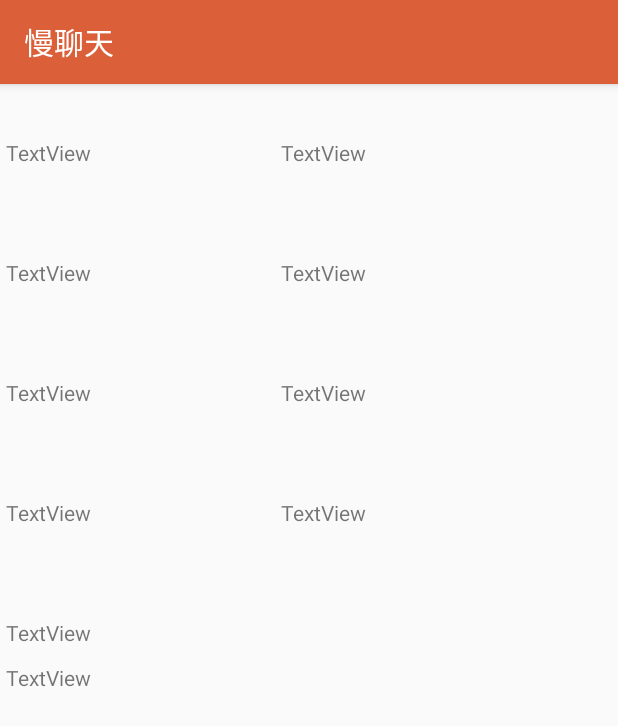
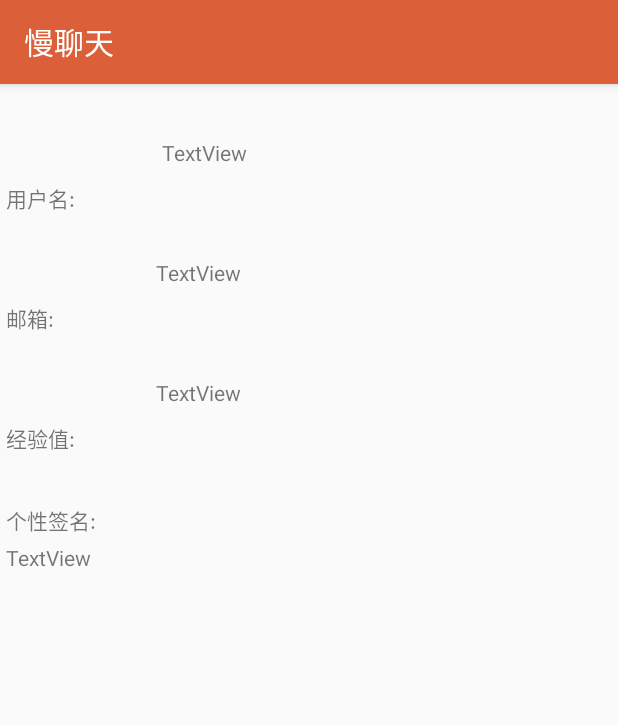
Before and after one commit to android-app-development-course/17_SlowChat, an Android app: the PersonalInformationDetail screen opened directly, with no data from a screen before it, on a phone screen of 412 x 824 dp. Shown: the top 726 px of the screen. Run offline under Robolectric (Android 15) with nearby library versions, the phone set to English and light mode, and no system bars; our stand-ins replace CircleImageView.

Commit message:
修改异地登录bug，增加个人详细信息activity

```diff
--- a/code/SlowChat/app/src/main/java/com/example/dell/slowchat/Login/MainLogin.java
+++ b/code/SlowChat/app/src/main/java/com/example/dell/slowchat/Login/MainLogin.java
@@ -162,6 +162,7 @@ public class MainLogin extends AppCompatActivity {
             {
                 JsonParse jsonParse = new JsonParse();
                 connectSuccess(jsonParse.getRegisterResult(bytes));
+
             }
 
             @Override
@@ -185,6 +186,7 @@ public class MainLogin extends AppCompatActivity {
                 intent.setClass(MainLogin.this, MainActivity.class);
                 startActivity(intent);
                 Toast.makeText(this, "登录成功", Toast.LENGTH_SHORT);
+                userInfoSQLiteHelper.updateUser(usernameText.getText().toString(), passwordText.getText().toString());
                 break;
             case 1:
                 Toast.makeText(this, "账号不存在或密码错误", Toast.LENGTH_SHORT).show();
--- a/code/SlowChat/app/src/main/java/com/example/dell/slowchat/Login/Register.java
+++ b/code/SlowChat/app/src/main/java/com/example/dell/slowchat/Login/Register.java
@@ -99,7 +99,7 @@ public class Register extends AppCompatActivity implements View.OnClickListener
                 String json = new String(bytes);
                 System.out.println(json);
                 connectSuccess(jsonParse.getRegisterResult(bytes));
-                updateUser(userEmailEditText.getText().toString());
+
             }
             @Override
             public void onFailure(int i, Header[] headers, byte[] bytes, Throwable throwable)
@@ -117,6 +117,7 @@ public class Register extends AppCompatActivity implements View.OnClickListener
         switch (result)
         {
             case 0:
+                userInfoSQLiteHelper.updateUser(userEmailEditText.getText().toString(), userPasswordEditText.getText().toString());
                 Toast.makeText(this, "注册成功", Toast.LENGTH_SHORT).show();
                 finish();
                 break;
@@ -132,40 +133,6 @@ public class Register extends AppCompatActivity implements View.OnClickListener
         Toast.makeText(this, "网络连接失败", Toast.LENGTH_SHORT).show();
     }
 
-
-    //把注册的用户更新到本地数据库中，方便查找
-    private void updateUser(String email)
-    {
-        final UserInfoSQLiteHelper userInfoSQLiteHelper = new UserInfoSQLiteHelper(this);
-        String path = "http://119.29.190.214/user/getUserMessage.do";
-        //设置插入数据库的信息
-        final RequestParams requestParams = new RequestParams();
-        requestParams.put("email",email);
-        //创建AsyncHttpClient实例
-        AsyncHttpClient client = new AsyncHttpClient();
-        client.setTimeout(5000);
-        client.get(path, requestParams, new AsyncHttpResponseHandler() {
-            @Override
-            public void onSuccess(int i, Header[] headers, byte[] bytes)
-            {
-                String json = new String(bytes);
-                JsonParse jsonParse = new JsonParse();
-                System.out.println(json);
-                UserInfo userInfo = jsonParse.getUserInfo(bytes);
-                userInfo.setUserPassword(userPasswordEditText.getText().toString());
-                if(userInfoSQLiteHelper.addUser(userInfo))
-                {
-                    System.out.println("更新用户到数据库成功");
-                }
-                System.out.println("查询完成");
-            }
-            @Override
-            public void onFailure(int i, Header[] headers, byte[] bytes, Throwable throwable)
-            {
-                System.out.println("网络连接失败");
-            }
-        });
-    }
 
     //判断输入的注册信息是否正确
     private int checkUserInfo()
--- a/code/SlowChat/app/src/main/java/com/example/dell/slowchat/Login/UserInfoSQLiteHelper.java
+++ b/code/SlowChat/app/src/main/java/com/example/dell/slowchat/Login/UserInfoSQLiteHelper.java
@@ -6,6 +6,12 @@ import android.database.Cursor;
 import android.database.DatabaseErrorHandler;
 import android.database.sqlite.SQLiteDatabase;
 import android.database.sqlite.SQLiteOpenHelper;
+
+import com.loopj.android.http.AsyncHttpClient;
+import com.loopj.android.http.AsyncHttpResponseHandler;
+import com.loopj.android.http.RequestParams;
+
+import org.apache.http.Header;
 
 /**
  * Created by you on 2018/1/1.
@@ -231,4 +237,37 @@ public class UserInfoSQLiteHelper extends SQLiteOpenHelper {
         return true;
     }
 
+    //把注册的用户更新到本地数据库中，方便查找
+    public void updateUser(String email, final String password)
+    {
+        String path = "http://119.29.190.214/user/getUserMessage.do";
+        //设置插入数据库的信息
+        final RequestParams requestParams = new RequestParams();
+        requestParams.put("email",email);
+        //创建AsyncHttpClient实例
+        AsyncHttpClient client = new AsyncHttpClient();
+        client.setTimeout(5000);
+        client.get(path, requestParams, new AsyncHttpResponseHandler() {
+            @Override
+            public void onSuccess(int i, Header[] headers, byte[] bytes)
+            {
+                String json = new String(bytes);
+                JsonParse jsonParse = new JsonParse();
+                System.out.println(json);
+                UserInfo userInfo = jsonParse.getUserInfo(bytes);
+                userInfo.setUserPassword(password);
+                if(addUser(userInfo))
+                {
+                    System.out.println("更新用户到数据库成功");
+                }
+                System.out.println("查询完成");
+            }
+            @Override
+            public void onFailure(int i, Header[] headers, byte[] bytes, Throwable throwable)
+            {
+                System.out.println("网络连接失败");
+            }
+        });
+    }
+
 }
--- a/code/SlowChat/app/src/main/java/com/example/dell/slowchat/PersonalInformation/PersonalInfoFragment.java
+++ b/code/SlowChat/app/src/main/java/com/example/dell/slowchat/PersonalInformation/PersonalInfoFragment.java
@@ -6,6 +6,7 @@ package com.example.dell.slowchat.PersonalInformation;
 
 
 import android.content.Context;
+import android.content.Intent;
 import android.content.SharedPreferences;
 import android.os.Bundle;
 import android.support.constraint.ConstraintLayout;
@@ -121,6 +122,8 @@ public class PersonalInfoFragment extends Fragment implements View.OnClickListen
                 Toast.makeText(this.getContext(), "点击了头像", Toast.LENGTH_SHORT).show();
                 break;
             case R.id.personal_info_constrain_layout:
+                Intent intent = new Intent(PersonalInfoFragment.this.getContext(), PersonalInformationDetail.class);
+                startActivity(intent);
                 Toast.makeText(this.getContext(), "点击了个人信息", Toast.LENGTH_SHORT).show();
         }
     }
--- a/code/SlowChat/app/src/main/res/layout/personal_information_detail.xml
+++ b/code/SlowChat/app/src/main/res/layout/personal_information_detail.xml
@@ -23,99 +23,134 @@
             android:layout_width="match_parent"
             android:layout_height="28dp" />
 
-        <LinearLayout
+        <android.support.constraint.ConstraintLayout
+            android:id="@+id/personal_info_detail_user_name_layout"
             android:layout_width="match_parent"
-            android:layout_height="wrap_content"
-            android:orientation="horizontal">
+            android:layout_height="80dp">
+
+            <android.support.constraint.Guideline
+                android:id="@+id/guideline5"
+                android:layout_width="match_parent"
+                android:layout_height="0dp"
+                android:orientation="vertical"
+                app:layout_constraintGuide_begin="100dp"
+                app:layout_constraintTop_toTopOf="parent" />
 
             <TextView
-                android:id="@+id/textView7"
-                android:layout_width="20dp"
-                android:layout_height="80dp"
-                android:layout_weight="1"
-                android:text="TextView" />
+                android:id="@+id/personal_info_detail_user_name_title"
+                android:layout_width="0dp"
+                android:layout_height="0dp"
+                android:text="@string/personal_info_detail_user_name_title"
+                android:gravity="center_vertical"
+                app:layout_constraintBottom_toBottomOf="parent"
+                app:layout_constraintEnd_toStartOf="@+id/guideline5"
+                app:layout_constraintStart_toStartOf="parent"
+                app:layout_constraintTop_toTopOf="parent" />
 
             <TextView
+                android:id="@+id/textView2"
+                android:layout_width="0dp"
+                android:layout_height="0dp"
+                android:layout_marginEnd="4dp"
+                android:layout_marginStart="4dp"
+                android:text="TextView"
+                app:layout_constraintBottom_toBottomOf="parent"
+                app:layout_constraintEnd_toEndOf="parent"
+                app:layout_constraintStart_toStartOf="@+id/guideline5"
+                app:layout_constraintTop_toTopOf="parent" />
+
+        </android.support.constraint.ConstraintLayout>
+
+        <android.support.constraint.ConstraintLayout
+            android:id="@+id/personal_info_detail_user_email_layout"
+            android:layout_width="match_parent"
+            android:layout_height="80dp">
+
+            <TextView
+                android:id="@+id/personal_info_detail_user_email_title"
+                android:layout_width="0dp"
+                android:layout_height="0dp"
+                android:text="@string/personal_info_detail_user_email_title"
+                android:gravity="center_vertical"
+                app:layout_constraintBottom_toBottomOf="parent"
+                app:layout_constraintEnd_toStartOf="@+id/guideline6"
+                app:layout_constraintStart_toStartOf="parent"
+                app:layout_constraintTop_toTopOf="parent" />
+
+            <TextView
+                android:id="@+id/textView4"
+                android:layout_width="0dp"
+                android:layout_height="0dp"
+                android:text="TextView"
+                app:layout_constraintBottom_toBottomOf="parent"
+                app:layout_constraintEnd_toEndOf="parent"
+                app:layout_constraintStart_toStartOf="@+id/guideline6"
+                app:layout_constraintTop_toTopOf="parent" />
+
+            <android.support.constraint.Guideline
+                android:id="@+id/guideline6"
                 android:layout_width="wrap_content"
-                android:layout_height="80dp"
-                android:layout_weight="1"
-                android:text="TextView" />
-        </LinearLayout>
+                android:layout_height="wrap_content"
+                android:orientation="vertical"
+                app:layout_constraintGuide_begin="100dp" />
+        </android.support.constraint.ConstraintLayout>
+
+        <android.support.constraint.ConstraintLayout
+            android:id="@+id/personal_info_detail_user_integral_layout"
+            android:layout_width="match_parent"
+            android:layout_height="80dp">
+
+            <TextView
+                android:id="@+id/personal_info_detail_user_integral_title"
+                android:layout_width="0dp"
+                android:layout_height="0dp"
+                android:text="@string/personal_info_detail_user_integral_title"
+                android:gravity="center_vertical"
+                app:layout_constraintBottom_toBottomOf="parent"
+                app:layout_constraintEnd_toStartOf="@+id/guideline7"
+                app:layout_constraintStart_toStartOf="parent"
+                app:layout_constraintTop_toTopOf="parent" />
+
+            <TextView
+                android:id="@+id/textView6"
+                android:layout_width="0dp"
+                android:layout_height="0dp"
+                android:text="TextView"
+                app:layout_constraintBottom_toBottomOf="parent"
+                app:layout_constraintEnd_toEndOf="parent"
+                app:layout_constraintStart_toStartOf="@+id/guideline7"
+                app:layout_constraintTop_toTopOf="parent"
+                app:layout_constraintVertical_bias="0.0" />
+
+            <android.support.constraint.Guideline
+                android:id="@+id/guideline7"
+                android:layout_width="wrap_content"
+                android:layout_height="wrap_content"
+                android:orientation="vertical"
+                app:layout_constraintGuide_begin="100dp" />
+        </android.support.constraint.ConstraintLayout>
 
         <LinearLayout
-            android:layout_width="match_parent"
-            android:layout_height="wrap_content"
-            android:orientation="horizontal">
-
-            <TextView
-                android:id="@+id/textView8"
-                android:layout_width="20dp"
-                android:layout_height="80dp"
-                android:layout_weight="1"
-                android:text="TextView" />
-
-            <TextView
-                android:layout_width="wrap_content"
-                android:layout_height="80dp"
-                android:layout_weight="1"
-                android:text="TextView" />
-        </LinearLayout>
-
-        <LinearLayout
-            android:layout_width="match_parent"
-            android:layout_height="wrap_content"
-            android:orientation="horizontal">
-
-            <TextView
-                android:id="@+id/textView9"
-                android:layout_width="20dp"
-                android:layout_height="80dp"
-                android:layout_weight="1"
-                android:text="TextView" />
-
-            <TextView
-                android:layout_width="wrap_content"
-                android:layout_height="80dp"
-                android:layout_weight="1"
-                android:text="TextView" />
-        </LinearLayout>
-
-        <LinearLayout
-            android:layout_width="match_parent"
-            android:layout_height="wrap_content"
-            android:orientation="horizontal">
-
-            <TextView
-                android:id="@+id/textView10"
-                android:layout_width="20dp"
-                android:layout_height="80dp"
-                android:layout_weight="1"
-                android:text="TextView" />
-
-            <TextView
-                android:layout_width="wrap_content"
-                android:layout_height="80dp"
-                android:layout_weight="1"
-                android:text="TextView" />
-        </LinearLayout>
-
-        <LinearLayout
+            android:id="@+id/personal_information_detail_user_signature_linearlayout"
             android:layout_width="match_parent"
             android:layout_height="match_parent"
             android:orientation="vertical">
 
             <TextView
-                android:id="@+id/textView12"
+                android:id="@+id/personal_information_detail_user_signature_title_textView"
                 android:layout_width="match_parent"
                 android:layout_height="30dp"
-                android:text="TextView" />
+                android:text="@string/personal_info_detail_user_signature_title"
+                android:gravity="center_vertical"/>
 
             <TextView
-                android:id="@+id/textView13"
+                android:id="@+id/personal_information_detail_user_signature_textView"
                 android:layout_width="match_parent"
                 android:layout_height="100dp"
                 android:text="TextView" />
+
         </LinearLayout>
 
     </LinearLayout>
+
 </android.support.constraint.ConstraintLayout>
--- a/code/SlowChat/app/src/main/res/values/strings.xml
+++ b/code/SlowChat/app/src/main/res/values/strings.xml
@@ -167,6 +167,12 @@
     <string name="personal_info_detail_user__textView" translatable="false">经验值：</string>
     <string name="personal_info_detail_user_signature_textView" translatable="false">个性签名：</string>
 
+    <!--详细个人信息-->
+    <string name="personal_info_detail_user_name_title">用户名:</string>
+    <string name="personal_info_detail_user_email_title">邮箱:</string>
+    <string name="personal_info_detail_user_integral_title">经验值:</string>
+    <string name="personal_info_detail_user_signature_title">个性签名:</string>
+
 
 
 </resources>
```
